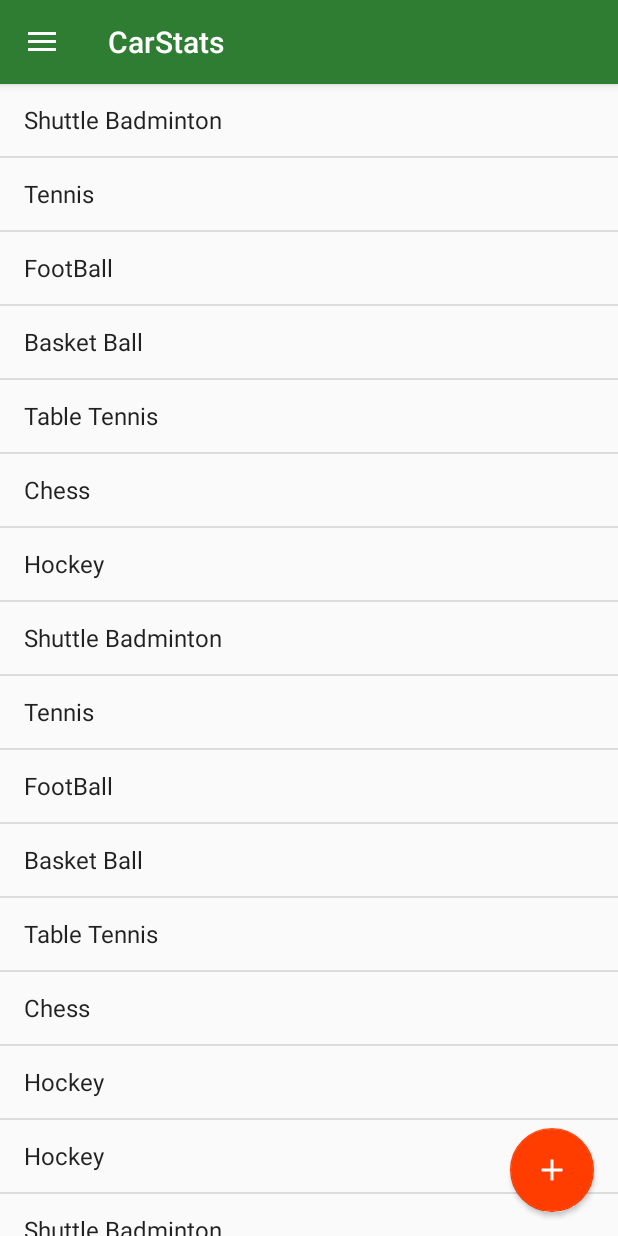
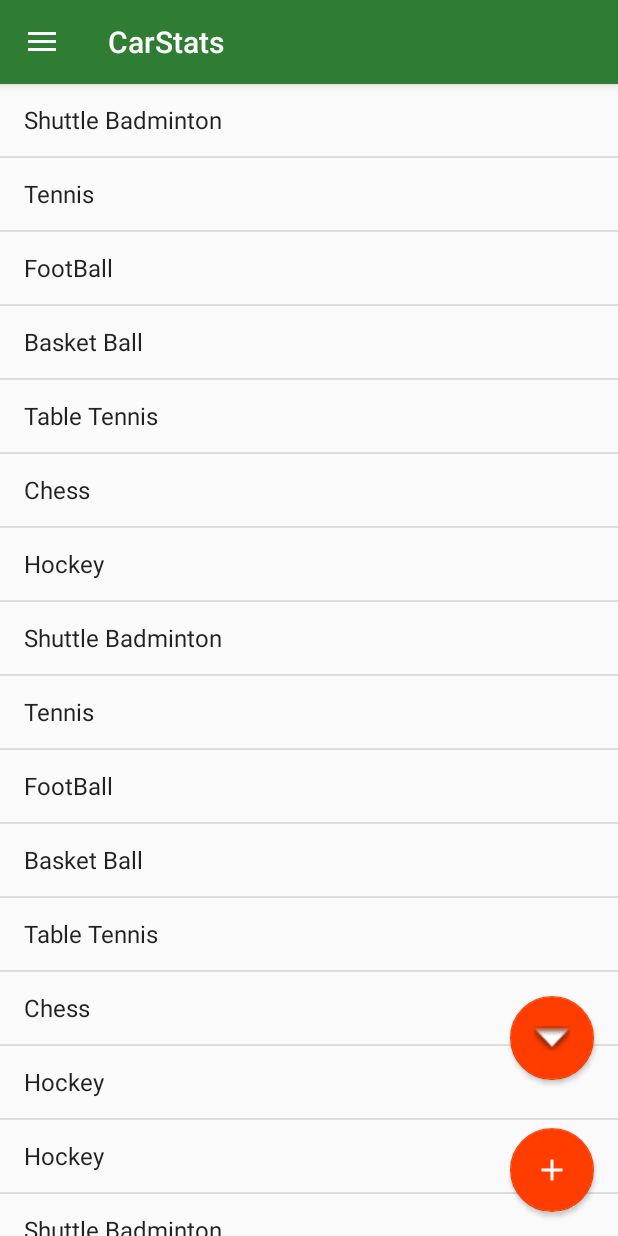
Before and after one commit to pisto92/FrankensteinApp, an Android app: the screen it shows after launch (HomeActivity), on a phone screen of 412 x 824 dp. Run offline under Robolectric (Android 15) with nearby library versions, the phone set to English and light mode, and no system bars; libraries missing offline, so code that uses them is left out: io.realm; 1 statement that could not run was skipped.

Commit message:
aggiuta history fuel activity

```diff
--- a/app/src/main/AndroidManifest.xml
+++ b/app/src/main/AndroidManifest.xml
@@ -28,6 +28,11 @@
             android:label="Promemoria"
             android:theme="@style/AppTheme">
         </activity>
+        <activity
+            android:name=".FuelHistoryActivity"
+            android:label="@string/title_activity_fuel_history"
+            android:theme="@style/AppTheme">
+        </activity>
     </application>
 
 </manifest>
--- a/app/src/main/java/com/pisto/frankensteinapp/HomeActivity.java
+++ b/app/src/main/java/com/pisto/frankensteinapp/HomeActivity.java
@@ -40,7 +40,8 @@ public class HomeActivity extends App
         toolbar = (Toolbar) findViewById(R.id.toolbar);
         setSupportActionBar(toolbar);
 
-        configureFAB();
+        configureFABAddFuel();
+        configureFABHistoryFuel();
         configureDrawer();
     }
 
@@ -140,7 +141,13 @@ public class HomeActivity extends App
         startActivity(launchAddFuelActivity);
     }
 
-    private void configureFAB()
+    private void launchHistoryFuelActivity()
+    {
+        Intent launchHistoryActivity = new Intent(getApplicationContext(), FuelHistoryActivity.class);
+        startActivity(launchHistoryActivity);
+    }
+
+    private void configureFABAddFuel()
     {
         FloatingActionButton fab = (FloatingActionButton) findViewById(R.id.fab);
         if (fab != null)
@@ -155,4 +162,20 @@ public class HomeActivity extends App
             });
         }
     }
+
+    private void configureFABHistoryFuel()
+    {
+        FloatingActionButton fab = (FloatingActionButton) findViewById(R.id.fab_history_fuel);
+        if (fab != null)
+        {
+            fab.setOnClickListener(new View.OnClickListener()
+            {
+                @Override
+                public void onClick(View view)
+                {
+                    launchHistoryFuelActivity();
+                }
+            });
+        }
+    }
 }
--- a/app/src/main/res/layout/activity_main.xml
+++ b/app/src/main/res/layout/activity_main.xml
@@ -24,15 +24,31 @@
                 android:entries="@array/sports_array">
             </ListView>
 
-            <android.support.design.widget.FloatingActionButton
-                android:id="@+id/fab"
+            <LinearLayout
                 android:layout_width="wrap_content"
                 android:layout_height="wrap_content"
+                android:orientation="vertical"
                 android:layout_alignParentBottom="true"
-                android:layout_alignParentRight="true"
-                android:layout_margin="16dp"
-                android:src="@drawable/plus"
-                android:stateListAnimator="@anim/anim"/>
+                android:layout_alignParentRight="true">
+
+                <android.support.design.widget.FloatingActionButton
+                    android:id="@+id/fab_history_fuel"
+                    android:layout_width="wrap_content"
+                    android:layout_height="wrap_content"
+                    android:layout_margin="16dp"
+                    android:src="@android:drawable/arrow_down_float"
+                    android:stateListAnimator="@anim/anim"/>
+
+                <android.support.design.widget.FloatingActionButton
+                    android:id="@+id/fab"
+                    android:layout_width="wrap_content"
+                    android:layout_height="wrap_content"
+                    android:layout_margin="16dp"
+                    android:src="@drawable/plus"
+                    android:stateListAnimator="@anim/anim"/>
+
+            </LinearLayout>
+
         </RelativeLayout>
     </LinearLayout>
 
--- a/app/src/main/res/values/strings.xml
+++ b/app/src/main/res/values/strings.xml
@@ -25,4 +25,5 @@
         <item>Hockey</item>
     </string-array>
     <string name="title_activity_memo">Promemoria</string>
+    <string name="title_activity_fuel_history">FuelHistoryActivity</string>
 </resources>
```
Also changed, not shown: app/src/main/java/com/pisto/frankensteinapp/FuelHistoryActivity.java (added, +36 -0 lines), app/src/main/res/layout/activity_fuel_history.xml (added, +29 -0 lines), app/src/main/res/layout/content_memo.xml (deleted, +0 -16 lines).
